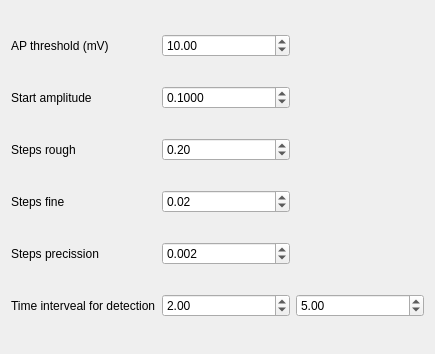
The window that ui_threshold_widget.ui (TheJRapp/PeriphNeuronStim) describes before a commit, drawn with Qt 5.
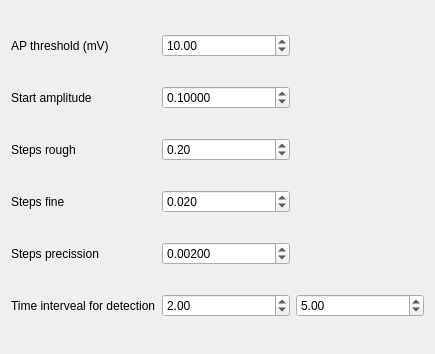
The same window after the commit.

The edit to the form file:
```diff
--- a/ui_threshold_widget.ui
+++ b/ui_threshold_widget.ui
@@ -51,6 +51,9 @@
    </item>
    <item row="3" column="1">
     <widget class="QDoubleSpinBox" name="steps_fine_spin_box">
+     <property name="decimals">
+      <number>3</number>
+     </property>
      <property name="value">
       <double>0.020000000000000</double>
      </property>
@@ -80,7 +83,7 @@
    <item row="1" column="1">
     <widget class="QDoubleSpinBox" name="start_amp_spin_box">
      <property name="decimals">
-      <number>4</number>
+      <number>5</number>
      </property>
      <property name="value">
       <double>0.100000000000000</double>
@@ -104,7 +107,7 @@
    <item row="4" column="1">
     <widget class="QDoubleSpinBox" name="steps_precission_spin_box">
      <property name="decimals">
-      <number>3</number>
+      <number>5</number>
      </property>
      <property name="value">
       <double>0.002000000000000</double>
```
